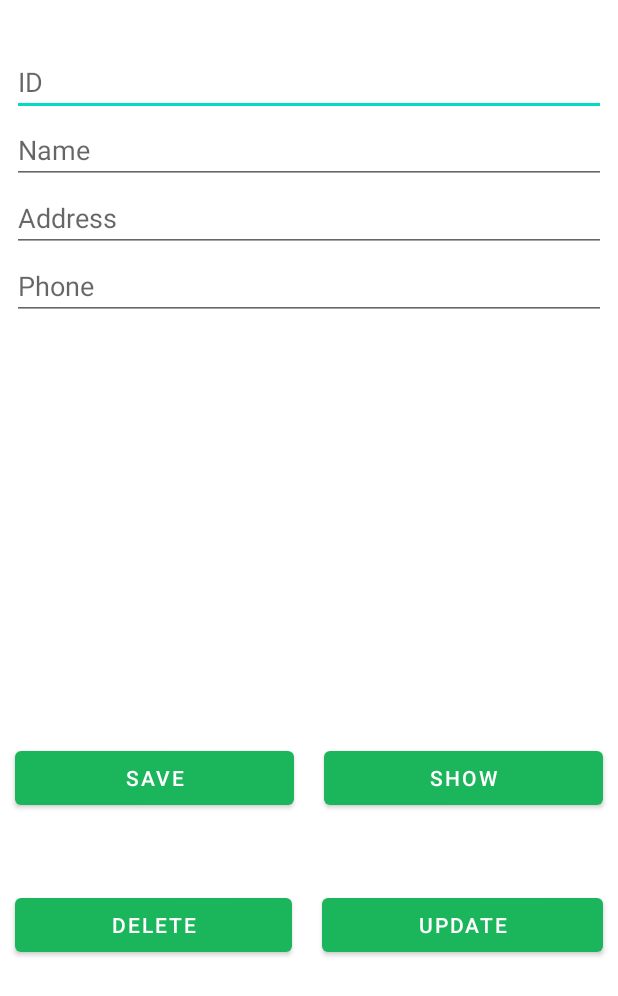
After one commit to salitha10/Huwamaruwa-Android-App, an Android app: the StudentActivity screen opened directly, with no data from a screen before it, on a phone screen of 412 x 824 dp. The commit adds this screen. Shown: the top 996 px of the screen. Run offline under Robolectric (Android 15) with nearby library versions, the phone set to English and light mode, and no system bars; our stand-ins replace Firebase (no records; nobody signed in at launch, a user with empty details on screens opened directly); Roboto replaces fonts that are not available here.

Commit message:
Dev (#6)
* old

* firebase bug fixed

```diff
--- a/app/src/main/res/layout/activity_login.xml
+++ b/app/src/main/res/layout/activity_login.xml
@@ -92,7 +92,6 @@
             android:text="@string/btnsignUp"
             android:background="#00000000"/>
 
-
     </LinearLayout>
 
 
--- /dev/null
+++ b/app/src/main/res/layout/activity_student.xml
@@ -0,0 +1,122 @@
+<?xml version="1.0" encoding="utf-8"?>
+<androidx.constraintlayout.widget.ConstraintLayout xmlns:android="http://schemas.android.com/apk/res/android"
+    xmlns:app="http://schemas.android.com/apk/res-auto"
+    xmlns:tools="http://schemas.android.com/tools"
+    android:layout_width="match_parent"
+    android:layout_height="match_parent"
+    android:onClick="Show"
+    tools:context=".StudentActivity">
+
+    <LinearLayout
+        android:id="@+id/linearLayout"
+        android:layout_width="match_parent"
+        android:layout_height="wrap_content"
+        android:layout_marginStart="8dp"
+        android:layout_marginTop="32dp"
+        android:layout_marginEnd="8dp"
+        android:orientation="vertical"
+        app:layout_constraintEnd_toEndOf="parent"
+        app:layout_constraintStart_toStartOf="parent"
+        app:layout_constraintTop_toTopOf="parent">
+
+        <EditText
+            android:id="@+id/txtId"
+            android:layout_width="match_parent"
+            android:layout_height="wrap_content"
+            android:ems="10"
+            android:hint="ID"
+            android:inputType="textPersonName"
+            android:text="" />
+
+        <EditText
+            android:id="@+id/txtName"
+            android:layout_width="match_parent"
+            android:layout_height="wrap_content"
+            android:ems="10"
+            android:hint="Name"
+            android:inputType="textPersonName"
+            android:text="" />
+
+        <EditText
+            android:id="@+id/txtAddress"
+            android:layout_width="match_parent"
+            android:layout_height="wrap_content"
+            android:ems="10"
+            android:hint="Address"
+            android:inputType="textPersonName"
+            android:text="" />
+
+        <EditText
+            android:id="@+id/txtPhone"
+            android:layout_width="match_parent"
+            android:layout_height="wrap_content"
+            android:ems="10"
+            android:hint="Phone"
+            android:inputType="textPersonName"
+            android:text="" />
+
+    </LinearLayout>
+
+    <LinearLayout
+        android:id="@+id/linearLayout4"
+        android:layout_width="match_parent"
+        android:layout_height="wrap_content"
+        android:orientation="horizontal"
+        app:layout_constraintBottom_toBottomOf="parent"
+        app:layout_constraintTop_toBottomOf="@+id/linearLayout">
+
+        <Button
+            android:id="@+id/btnSave"
+            android:layout_width="wrap_content"
+            android:layout_height="wrap_content"
+            android:layout_marginLeft="10dp"
+            android:layout_marginRight="10dp"
+            android:layout_weight="1"
+            android:onClick="Save"
+            android:text="Save" />
+
+        <Button
+            android:id="@+id/btnShow"
+            android:layout_width="wrap_content"
+            android:layout_height="wrap_content"
+            android:layout_marginLeft="10dp"
+            android:layout_marginRight="10dp"
+            android:layout_weight="1"
+            android:onClick="Show"
+            android:text="Show" />
+
+    </LinearLayout>
+
+    <LinearLayout
+        android:layout_width="match_parent"
+        android:layout_height="wrap_content"
+        android:layout_weight="1"
+        android:orientation="horizontal"
+        app:layout_constraintBottom_toBottomOf="parent"
+        app:layout_constraintEnd_toEndOf="parent"
+        app:layout_constraintHorizontal_bias="0.0"
+        app:layout_constraintStart_toStartOf="parent"
+        app:layout_constraintTop_toBottomOf="@+id/linearLayout4"
+        app:layout_constraintVertical_bias="0.213">
+
+        <Button
+            android:id="@+id/btnDelete"
+            android:layout_width="wrap_content"
+            android:layout_height="wrap_content"
+            android:layout_marginLeft="10dp"
+            android:layout_marginRight="10dp"
+            android:layout_weight="1"
+            android:onClick="Delete"
+            android:text="Delete" />
+
+        <Button
+            android:id="@+id/btnUpdate"
+            android:layout_width="wrap_content"
+            android:layout_height="wrap_content"
+            android:layout_marginLeft="10dp"
+            android:layout_marginRight="10dp"
+            android:layout_weight="1"
+            android:onClick="Update"
+            android:text="Update" />
+    </LinearLayout>
+</androidx.constraintlayout.widget.ConstraintLayout>
```
Also changed, not shown: app/build.gradle (+6 -2 lines), app/src/main/AndroidManifest.xml (+7 -3 lines), app/src/main/java/com/example/huwamaruwa/Student.java (added, +42 -0 lines), app/src/main/java/com/example/huwamaruwa/StudentActivity.java (added, +181 -0 lines), app/src/main/java/com/example/huwamaruwa/customer_care/ChatActivity.java (added, +15 -0 lines), app/src/main/res/drawable/ic_baseline_search_24.xml (added, +10 -0 lines), app/src/main/res/drawable/search_back.xml (added, +7 -0 lines), app/src/main/res/layout/activity_chat.xml (added, +20 -0 lines), gradle/wrapper/gradle-wrapper.properties.
